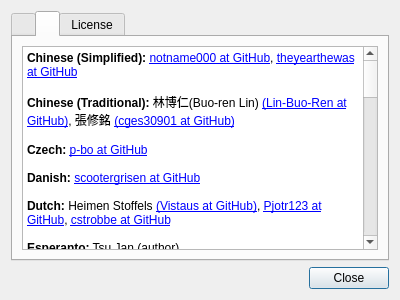
Above: featherpad/about.ui from vecnathewhisperd0/FeatherPad before the change. Below: the same form after it.
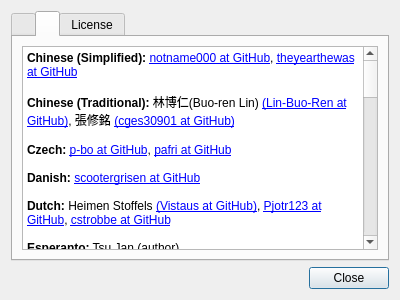
That is the form after the change. The open tabs and pages were chosen to show the change.

Commit message: Updated the translators list

Diff of the .ui file:
```diff
--- a/featherpad/about.ui
+++ b/featherpad/about.ui
@@ -101,7 +101,7 @@
 &lt;p style=&quot;-qt-paragraph-type:empty; margin-top:0px; margin-bottom:0px; margin-left:0px; margin-right:0px; -qt-block-indent:0; text-indent:0px;&quot;&gt;&lt;br /&gt;&lt;/p&gt;
 &lt;p style=&quot; margin-top:0px; margin-bottom:0px; margin-left:0px; margin-right:0px; -qt-block-indent:0; text-indent:0px;&quot;&gt;&lt;span style=&quot; font-weight:600;&quot;&gt;Chinese (Traditional):&lt;/span&gt; 林博仁(Buo-ren Lin) &lt;a href=&quot;https://github.com/Lin-Buo-Ren&quot;&gt;(Lin-Buo-Ren at GitHub)&lt;/a&gt;, 張修銘 &lt;a href=&quot;https://github.com/cges30901&quot;&gt;(cges30901 at GitHub)&lt;/a&gt;&lt;/p&gt;
 &lt;p style=&quot;-qt-paragraph-type:empty; margin-top:0px; margin-bottom:0px; margin-left:0px; margin-right:0px; -qt-block-indent:0; text-indent:0px;&quot;&gt;&lt;br /&gt;&lt;/p&gt;
-&lt;p style=&quot; margin-top:0px; margin-bottom:0px; margin-left:0px; margin-right:0px; -qt-block-indent:0; text-indent:0px;&quot;&gt;&lt;span style=&quot; font-weight:600;&quot;&gt;Czech:&lt;/span&gt; &lt;a href=&quot;https://github.com/p-bo&quot;&gt;p-bo at GitHub&lt;/a&gt;&lt;/p&gt;
+&lt;p style=&quot; margin-top:0px; margin-bottom:0px; margin-left:0px; margin-right:0px; -qt-block-indent:0; text-indent:0px;&quot;&gt;&lt;span style=&quot; font-weight:600;&quot;&gt;Czech:&lt;/span&gt; &lt;a href=&quot;https://github.com/p-bo&quot;&gt;p-bo at GitHub&lt;/a&gt;, &lt;a href=&quot;https://github.com/pafri&quot;&gt;pafri at GitHub&lt;/a&gt;&lt;/p&gt;
 &lt;p style=&quot;-qt-paragraph-type:empty; margin-top:0px; margin-bottom:0px; margin-left:0px; margin-right:0px; -qt-block-indent:0; text-indent:0px;&quot;&gt;&lt;br /&gt;&lt;/p&gt;
 &lt;p style=&quot; margin-top:0px; margin-bottom:0px; margin-left:0px; margin-right:0px; -qt-block-indent:0; text-indent:0px;&quot;&gt;&lt;span style=&quot; font-weight:600;&quot;&gt;Danish:&lt;/span&gt; &lt;a href=&quot;https://github.com/scootergrisen&quot;&gt;scootergrisen at GitHub&lt;/a&gt;&lt;/p&gt;
 &lt;p style=&quot;-qt-paragraph-type:empty; margin-top:0px; margin-bottom:0px; margin-left:0px; margin-right:0px; -qt-block-indent:0; text-indent:0px;&quot;&gt;&lt;br /&gt;&lt;/p&gt;
@@ -115,7 +115,7 @@
 &lt;p style=&quot;-qt-paragraph-type:empty; margin-top:0px; margin-bottom:0px; margin-left:0px; margin-right:0px; -qt-block-indent:0; text-indent:0px;&quot;&gt;&lt;br /&gt;&lt;/p&gt;
 &lt;p style=&quot; margin-top:0px; margin-bottom:0px; margin-left:0px; margin-right:0px; -qt-block-indent:0; text-indent:0px;&quot;&gt;&lt;span style=&quot; font-weight:600;&quot;&gt;Greek:&lt;/span&gt; &lt;a href=&quot;https://github.com/IoannisLM&quot;&gt;IoannisLM at GitHub&lt;/a&gt;&lt;/p&gt;
 &lt;p style=&quot;-qt-paragraph-type:empty; margin-top:0px; margin-bottom:0px; margin-left:0px; margin-right:0px; -qt-block-indent:0; text-indent:0px;&quot;&gt;&lt;br /&gt;&lt;/p&gt;
-&lt;p style=&quot; margin-top:0px; margin-bottom:0px; margin-left:0px; margin-right:0px; -qt-block-indent:0; text-indent:0px;&quot;&gt;&lt;span style=&quot; font-weight:600;&quot;&gt;Hebrew:&lt;/span&gt; &lt;a href=&quot;https://github.com/omeritzics&quot;&gt;omeritzics at GitHub&lt;/a&gt;&lt;/p&gt;
+&lt;p style=&quot; margin-top:0px; margin-bottom:0px; margin-left:0px; margin-right:0px; -qt-block-indent:0; text-indent:0px;&quot;&gt;&lt;span style=&quot; font-weight:600;&quot;&gt;Hebrew:&lt;/span&gt;  Yaron Shahrabani &lt;a href=&quot;https://github.com/yarons&quot;&gt;(yarons at GitHub)&lt;/a&gt;, &lt;a href=&quot;https://github.com/omeritzics&quot;&gt;omeritzics at GitHub&lt;/a&gt;&lt;/p&gt;
 &lt;p style=&quot;-qt-paragraph-type:empty; margin-top:0px; margin-bottom:0px; margin-left:0px; margin-right:0px; -qt-block-indent:0; text-indent:0px;&quot;&gt;&lt;br /&gt;&lt;/p&gt;
 &lt;p style=&quot; margin-top:0px; margin-bottom:0px; margin-left:0px; margin-right:0px; -qt-block-indent:0; text-indent:0px;&quot;&gt;&lt;span style=&quot; font-weight:600;&quot;&gt;Hungarian:&lt;/span&gt; &lt;a href=&quot;https://github.com/zoli111&quot;&gt;zoli111 at GitHub&lt;/a&gt;&lt;/p&gt;
 &lt;p style=&quot;-qt-paragraph-type:empty; margin-top:0px; margin-bottom:0px; margin-left:0px; margin-right:0px; -qt-block-indent:0; text-indent:0px;&quot;&gt;&lt;br /&gt;&lt;/p&gt;
```
The commit also changes 1 other file.
